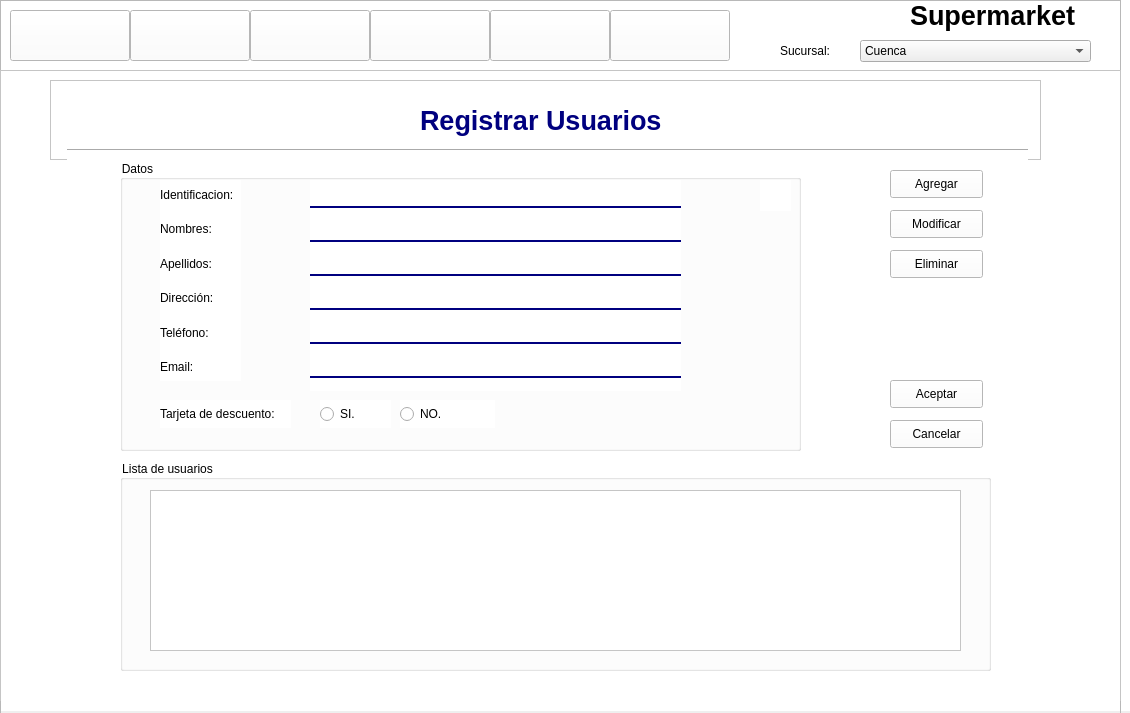
Old version of the form Vista/ventana.ui in the repository FabianLopez1998/ProyectoBases.
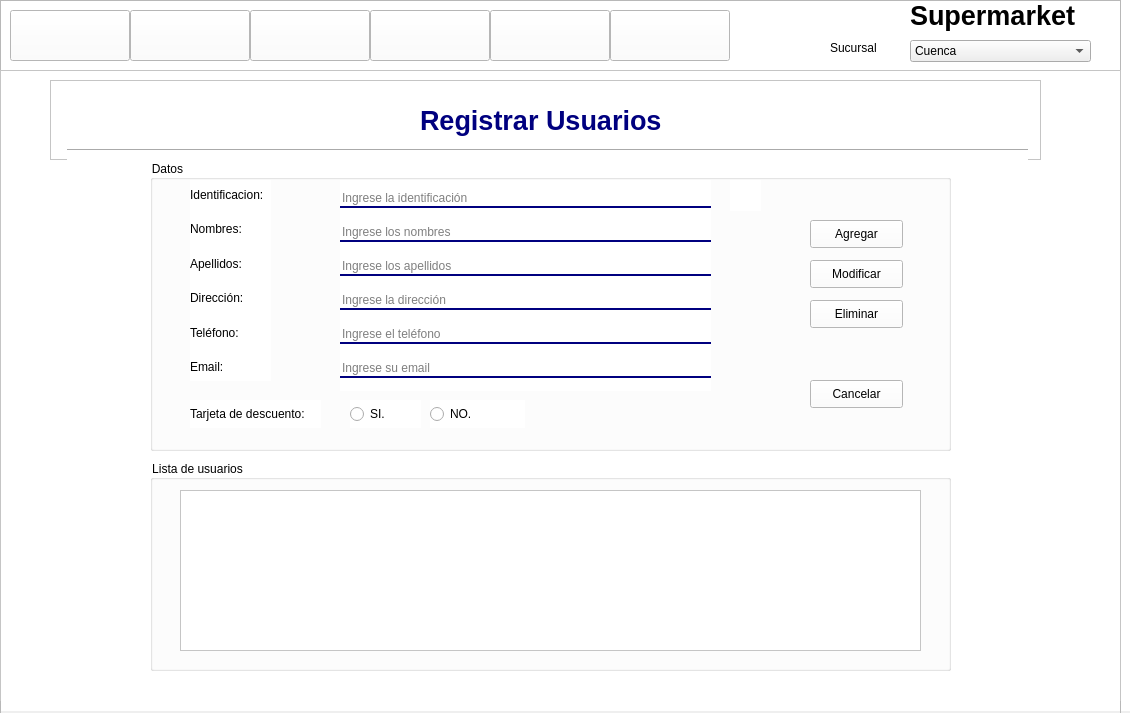
New version of the form. The open tabs and pages were chosen to show the change. Icons and pictures are not drawn.

What changed in the file:
```diff
--- a/Vista/ventana.ui
+++ b/Vista/ventana.ui
@@ -230,9 +230,9 @@
     <widget class="QComboBox" name="comboBox">
      <property name="geometry">
       <rect>
-       <x>860</x>
+       <x>910</x>
        <y>40</y>
-       <width>231</width>
+       <width>181</width>
        <height>22</height>
       </rect>
      </property>
@@ -252,19 +252,6 @@
       </property>
      </item>
     </widget>
-    <widget class="QLabel" name="label_4">
-     <property name="geometry">
-      <rect>
-       <x>780</x>
-       <y>40</y>
-       <width>71</width>
-       <height>21</height>
-      </rect>
-     </property>
-     <property name="text">
-      <string>Sucursal:</string>
-     </property>
-    </widget>
     <widget class="QLabel" name="label_11">
      <property name="geometry">
       <rect>
@@ -286,6 +273,19 @@
       <string>Supermarket</string>
      </property>
     </widget>
+    <widget class="QLabel" name="label_54">
+     <property name="geometry">
+      <rect>
+       <x>830</x>
+       <y>40</y>
+       <width>47</width>
+       <height>16</height>
+      </rect>
+     </property>
+     <property name="text">
+      <string>Sucursal:</string>
+     </property>
+    </widget>
    </widget>
    <widget class="QFrame" name="frame_2">
     <property name="geometry">
@@ -2851,9 +2851,9 @@
        <widget class="QGroupBox" name="groupBox">
         <property name="geometry">
          <rect>
-          <x>120</x>
+          <x>150</x>
           <y>90</y>
-          <width>681</width>
+          <width>801</width>
           <height>291</height>
          </rect>
         </property>
@@ -2865,11 +2865,11 @@
         </property>
         <widget class="QPushButton" name="btn_buscarUser">
          <property name="enabled">
-          <bool>false</bool>
+          <bool>true</bool>
          </property>
          <property name="geometry">
           <rect>
-           <x>640</x>
+           <x>580</x>
            <y>20</y>
            <width>31</width>
            <height>31</height>
@@ -2966,7 +2966,7 @@
           <item>
            <widget class="QLineEdit" name="txtIdentificacion">
             <property name="enabled">
-             <bool>false</bool>
+             <bool>true</bool>
             </property>
             <property name="styleSheet">
              <string notr="true">background-color:rgba(0,0,0,0);
@@ -2976,14 +2976,14 @@
 padding-botom:7px;</string>
             </property>
             <property name="placeholderText">
-             <string/>
+             <string>Ingrese la identificación</string>
             </property>
            </widget>
           </item>
           <item>
            <widget class="QLineEdit" name="txtNombres">
             <property name="enabled">
-             <bool>false</bool>
+             <bool>true</bool>
             </property>
             <property name="styleSheet">
              <string notr="true">background-color:rgba(0,0,0,0);
@@ -2993,14 +2993,14 @@
 padding-botom:7px;</string>
             </property>
             <property name="placeholderText">
-             <string/>
+             <string>Ingrese los nombres</string>
             </property>
            </widget>
           </item>
           <item>
            <widget class="QLineEdit" name="txtApellidos">
             <property name="enabled">
-             <bool>false</bool>
+             <bool>true</bool>
             </property>
             <property name="styleSheet">
              <string notr="true">background-color:rgba(0,0,0,0);
@@ -3010,14 +3010,14 @@
 padding-botom:7px;</string>
             </property>
             <property name="placeholderText">
-             <string/>
+             <string>Ingrese los apellidos</string>
             </property>
            </widget>
           </item>
           <item>
            <widget class="QLineEdit" name="txtDireccion">
             <property name="enabled">
-             <bool>false</bool>
+             <bool>true</bool>
             </property>
             <property name="styleSheet">
              <string notr="true">background-color:rgba(0,0,0,0);
@@ -3027,14 +3027,14 @@
 padding-botom:7px;</string>
             </property>
             <property name="placeholderText">
-             <string/>
+             <string>Ingrese la dirección</string>
             </property>
            </widget>
           </item>
           <item>
            <widget class="QLineEdit" name="txtTelefono">
             <property name="enabled">
-             <bool>false</bool>
+             <bool>true</bool>
             </property>
             <property name="styleSheet">
              <string notr="true">background-color:rgba(0,0,0,0);
@@ -3044,14 +3044,14 @@
 padding-botom:7px;</string>
             </property>
             <property name="placeholderText">
-             <string/>
+             <string>Ingrese el teléfono</string>
             </property>
            </widget>
           </item>
           <item>
            <widget class="QLineEdit" name="txtEmail">
             <property name="enabled">
-             <bool>false</bool>
+             <bool>true</bool>
             </property>
             <property name="styleSheet">
              <string notr="true">background-color:rgba(0,0,0,0);
@@ -3061,7 +3061,7 @@
 padding-botom:7px;</string>
             </property>
             <property name="placeholderText">
-             <string/>
+             <string>Ingrese su email</string>
             </property>
            </widget>
           </item>
@@ -3106,28 +3106,11 @@
           <string>NO.</string>
          </property>
         </widget>
-       </widget>
-       <widget class="QPushButton" name="btn_cancelaruser">
-        <property name="geometry">
-         <rect>
-          <x>890</x>
-          <y>350</y>
-          <width>93</width>
-          <height>28</height>
-         </rect>
-        </property>
-        <property name="styleSheet">
-         <string notr="true"/>
-        </property>
-        <property name="text">
-         <string>Cancelar</string>
-        </property>
-       </widget>
        <widget class="QPushButton" name="btn_modificaruser">
         <property name="geometry">
          <rect>
-          <x>890</x>
-          <y>140</y>
+           <x>660</x>
+           <y>100</y>
           <width>93</width>
           <height>28</height>
          </rect>
@@ -3143,11 +3126,11 @@
           <normaloff>imagenes/boligrafo.png</normaloff>imagenes/boligrafo.png</iconset>
         </property>
        </widget>
-       <widget class="QPushButton" name="btn_guardaruser">
+        <widget class="QPushButton" name="btn_agregaruser">
         <property name="geometry">
          <rect>
-          <x>890</x>
-          <y>310</y>
+           <x>660</x>
+           <y>60</y>
           <width>93</width>
           <height>28</height>
          </rect>
@@ -3156,14 +3139,18 @@
          <string notr="true"/>
         </property>
         <property name="text">
-         <string>Aceptar</string>
+          <string>Agregar</string>
+         </property>
+         <property name="icon">
+          <iconset>
+           <normaloff>imagenes/agregar-contacto.png</normaloff>imagenes/agregar-contacto.png</iconset>
         </property>
        </widget>
        <widget class="QPushButton" name="btn_eliminaruser">
         <property name="geometry">
          <rect>
-          <x>890</x>
-          <y>180</y>
+           <x>660</x>
+           <y>140</y>
           <width>93</width>
           <height>28</height>
          </rect>
@@ -3178,13 +3165,30 @@
          <iconset>
           <normaloff>imagenes/borrar.png</normaloff>imagenes/borrar.png</iconset>
         </property>
+        </widget>
+        <widget class="QPushButton" name="btn_cancelaruser">
+         <property name="geometry">
+          <rect>
+           <x>660</x>
+           <y>220</y>
+           <width>93</width>
+           <height>28</height>
+          </rect>
+         </property>
+         <property name="styleSheet">
+          <string notr="true"/>
+         </property>
+         <property name="text">
+          <string>Cancelar</string>
+         </property>
+        </widget>
        </widget>
        <widget class="QGroupBox" name="groupBox_2">
         <property name="geometry">
          <rect>
-          <x>120</x>
+          <x>150</x>
           <y>390</y>
-          <width>871</width>
+          <width>801</width>
           <height>211</height>
          </rect>
         </property>
@@ -3196,32 +3200,12 @@
           <rect>
            <x>30</x>
            <y>30</y>
-           <width>811</width>
+           <width>741</width>
            <height>161</height>
           </rect>
          </property>
         </widget>
        </widget>
-       <widget class="QPushButton" name="btn_agregaruser">
-        <property name="geometry">
-         <rect>
-          <x>890</x>
-          <y>100</y>
-          <width>93</width>
-          <height>28</height>
-         </rect>
-        </property>
-        <property name="styleSheet">
-         <string notr="true"/>
-        </property>
-        <property name="text">
-         <string>Agregar</string>
-        </property>
-        <property name="icon">
-         <iconset>
-          <normaloff>imagenes/agregar-contacto.png</normaloff>imagenes/agregar-contacto.png</iconset>
-        </property>
-       </widget>
        <widget class="QFrame" name="frame_5">
         <property name="geometry">
          <rect>
```
Left out of the diff: 4 changed lines with no effect on the pictures. Lines whose indentation alone changed are shown as unchanged.
